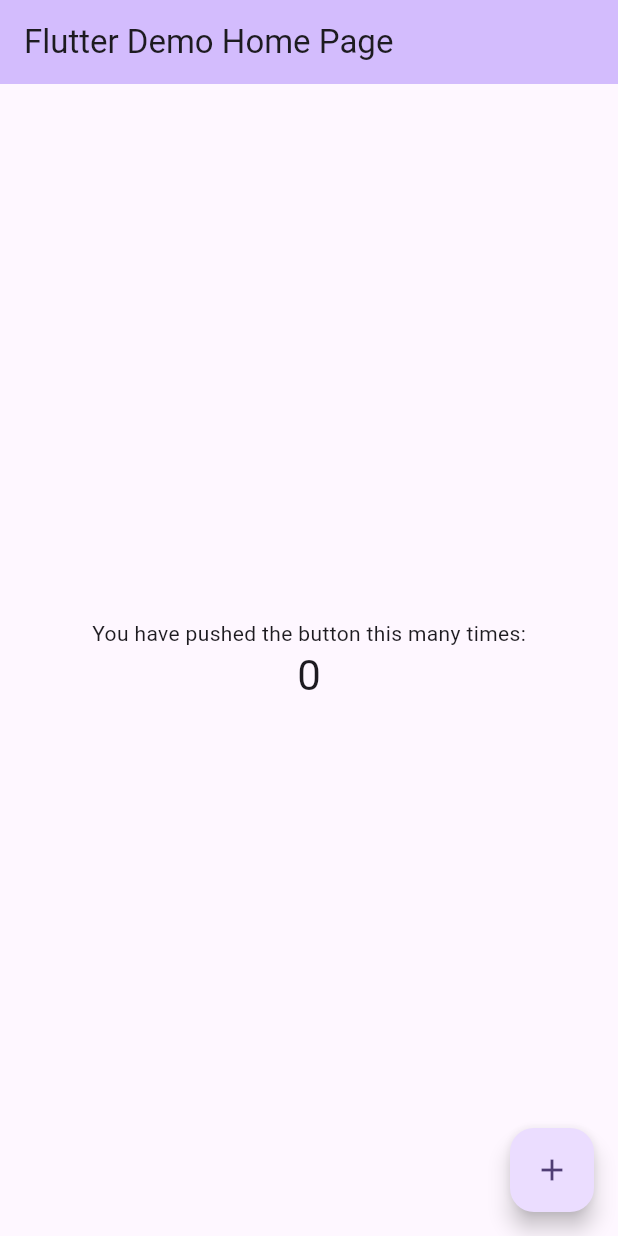
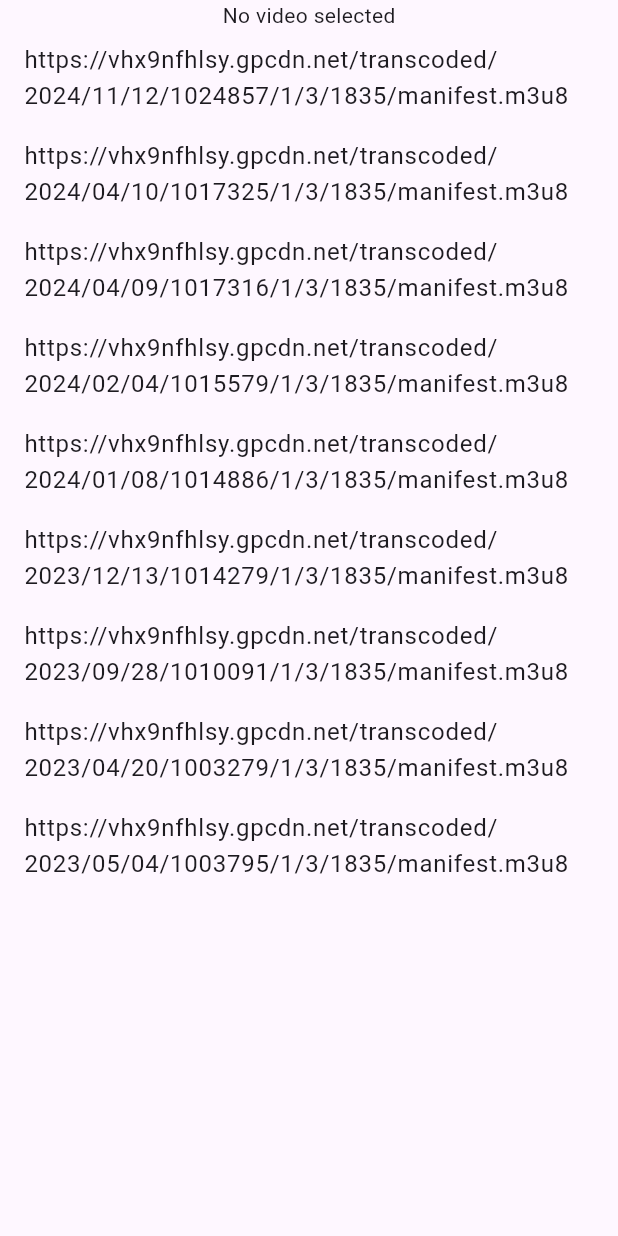
Before and after one commit to khaled-gotipath/betterplayer_demo, a Flutter app: the screen it shows after launch, on a phone screen of 412 x 824 dp. Run offline on Flutter 3.47's test engine with Material 3 defaults, Android fonts, the phone set to English and light mode, and no system bars; our stand-ins replace better_player.

Commit message:
...Saving progress

```diff
--- /dev/null
+++ b/lib/app.dart
@@ -0,0 +1,49 @@
+import 'package:betterplayer_demo/player.dart';
+import 'package:flutter/material.dart';
+
+import 'main.dart';
+
+class App extends StatefulWidget {
+  const App({super.key});
+
+  @override
+  State<App> createState() => _AppState();
+}
+
+class _AppState extends State<App> {
+  ValueNotifier<String?> nowPlaying = ValueNotifier(null);
+
+  @override
+  Widget build(BuildContext context) {
+    return SafeArea(
+      child: Scaffold(
+        body: Column(
+          mainAxisSize: MainAxisSize.max,
+          children: [
+            ValueListenableBuilder(
+              valueListenable: nowPlaying,
+              builder: (context, value, placeholder) {
+                if (value == null) return placeholder!;
+                return Player(url: value);
+              },
+              child: Text("No video selected"),
+            ),
+            Expanded(
+              child: ListView.builder(
+                itemCount: urls.length,
+                physics: BouncingScrollPhysics(),
+                itemBuilder: (context, index) {
+                  final url = urls[index];
+                  return ListTile(
+                    title: Text(url),
+                    onTap: () => nowPlaying.value = url,
+                  );
+                },
+              ),
+            ),
+          ],
+        ),
+      ),
+    );
+  }
+}
--- a/lib/main.dart
+++ b/lib/main.dart
@@ -1,125 +1,23 @@
+import 'package:betterplayer_demo/app.dart';
 import 'package:flutter/material.dart';
 
 void main() {
-  runApp(const MyApp());
+  runApp(
+    MaterialApp(
+      debugShowCheckedModeBanner: false,
+      home: const App(),
+    ),
+  );
 }
 
-class MyApp extends StatelessWidget {
-  const MyApp({super.key});
-
-  // This widget is the root of your application.
-  @override
-  Widget build(BuildContext context) {
-    return MaterialApp(
-      title: 'Flutter Demo',
-      theme: ThemeData(
-        // This is the theme of your application.
-        //
-        // TRY THIS: Try running your application with "flutter run". You'll see
-        // the application has a purple toolbar. Then, without quitting the app,
-        // try changing the seedColor in the colorScheme below to Colors.green
-        // and then invoke "hot reload" (save your changes or press the "hot
-        // reload" button in a Flutter-supported IDE, or press "r" if you used
-        // the command line to start the app).
-        //
-        // Notice that the counter didn't reset back to zero; the application
-        // state is not lost during the reload. To reset the state, use hot
-        // restart instead.
-        //
-        // This works for code too, not just values: Most code changes can be
-        // tested with just a hot reload.
-        colorScheme: ColorScheme.fromSeed(seedColor: Colors.deepPurple),
-        useMaterial3: true,
-      ),
-      home: const MyHomePage(title: 'Flutter Demo Home Page'),
-    );
-  }
-}
-
-class MyHomePage extends StatefulWidget {
-  const MyHomePage({super.key, required this.title});
-
-  // This widget is the home page of your application. It is stateful, meaning
-  // that it has a State object (defined below) that contains fields that affect
-  // how it looks.
-
-  // This class is the configuration for the state. It holds the values (in this
-  // case the title) provided by the parent (in this case the App widget) and
-  // used by the build method of the State. Fields in a Widget subclass are
-  // always marked "final".
-
-  final String title;
-
-  @override
-  State<MyHomePage> createState() => _MyHomePageState();
-}
-
-class _MyHomePageState extends State<MyHomePage> {
-  int _counter = 0;
-
-  void _incrementCounter() {
-    setState(() {
-      // This call to setState tells the Flutter framework that something has
-      // changed in this State, which causes it to rerun the build method below
-      // so that the display can reflect the updated values. If we changed
-      // _counter without calling setState(), then the build method would not be
-      // called again, and so nothing would appear to happen.
-      _counter++;
-    });
-  }
-
-  @override
-  Widget build(BuildContext context) {
-    // This method is rerun every time setState is called, for instance as done
-    // by the _incrementCounter method above.
-    //
-    // The Flutter framework has been optimized to make rerunning build methods
-    // fast, so that you can just rebuild anything that needs updating rather
-    // than having to individually change instances of widgets.
-    return Scaffold(
-      appBar: AppBar(
-        // TRY THIS: Try changing the color here to a specific color (to
-        // Colors.amber, perhaps?) and trigger a hot reload to see the AppBar
-        // change color while the other colors stay the same.
-        backgroundColor: Theme.of(context).colorScheme.inversePrimary,
-        // Here we take the value from the MyHomePage object that was created by
-        // the App.build method, and use it to set our appbar title.
-        title: Text(widget.title),
-      ),
-      body: Center(
-        // Center is a layout widget. It takes a single child and positions it
-        // in the middle of the parent.
-        child: Column(
-          // Column is also a layout widget. It takes a list of children and
-          // arranges them vertically. By default, it sizes itself to fit its
-          // children horizontally, and tries to be as tall as its parent.
-          //
-          // Column has various properties to control how it sizes itself and
-          // how it positions its children. Here we use mainAxisAlignment to
-          // center the children vertically; the main axis here is the vertical
-          // axis because Columns are vertical (the cross axis would be
-          // horizontal).
-          //
-          // TRY THIS: Invoke "debug painting" (choose the "Toggle Debug Paint"
-          // action in the IDE, or press "p" in the console), to see the
-          // wireframe for each widget.
-          mainAxisAlignment: MainAxisAlignment.center,
-          children: <Widget>[
-            const Text(
-              'You have pushed the button this many times:',
-            ),
-            Text(
-              '$_counter',
-              style: Theme.of(context).textTheme.headlineMedium,
-            ),
-          ],
-        ),
-      ),
-      floatingActionButton: FloatingActionButton(
-        onPressed: _incrementCounter,
-        tooltip: 'Increment',
-        child: const Icon(Icons.add),
-      ), // This trailing comma makes auto-formatting nicer for build methods.
-    );
-  }
-}
+const List<String> urls = [
+  "https://vhx9nfhlsy.gpcdn.net/transcoded/2024/11/12/1024857/1/3/1835/manifest.m3u8",
+  "https://vhx9nfhlsy.gpcdn.net/transcoded/2024/04/10/1017325/1/3/1835/manifest.m3u8",
+  "https://vhx9nfhlsy.gpcdn.net/transcoded/2024/04/09/1017316/1/3/1835/manifest.m3u8",
+  "https://vhx9nfhlsy.gpcdn.net/transcoded/2024/02/04/1015579/1/3/1835/manifest.m3u8",
+  "https://vhx9nfhlsy.gpcdn.net/transcoded/2024/01/08/1014886/1/3/1835/manifest.m3u8",
+  "https://vhx9nfhlsy.gpcdn.net/transcoded/2023/12/13/1014279/1/3/1835/manifest.m3u8",
+  "https://vhx9nfhlsy.gpcdn.net/transcoded/2023/09/28/1010091/1/3/1835/manifest.m3u8",
+  "https://vhx9nfhlsy.gpcdn.net/transcoded/2023/04/20/1003279/1/3/1835/manifest.m3u8",
+  "https://vhx9nfhlsy.gpcdn.net/transcoded/2023/05/04/1003795/1/3/1835/manifest.m3u8",
+];
--- a/pubspec.yaml
+++ b/pubspec.yaml
@@ -19,7 +19,7 @@ publish_to: 'none' # Remove this line if you wish to publish to pub.dev
 version: 1.0.0+1
 
 environment:
-  sdk: ^3.6.0
+  sdk: 3.5.4
 
 # Dependencies specify other packages that your package needs in order to work.
 # To automatically upgrade your package dependencies to the latest versions
@@ -33,7 +33,7 @@ dependencies:
 
   # The following adds the Cupertino Icons font to your application.
   # Use with the CupertinoIcons class for iOS style icons.
-  cupertino_icons: ^1.0.8
+  better_player: ^0.0.84
 
 dev_dependencies:
   flutter_test:
```
Also changed, not shown: lib/player.dart (added, +27 -0 lines), pubspec.lock, 33 other files.
